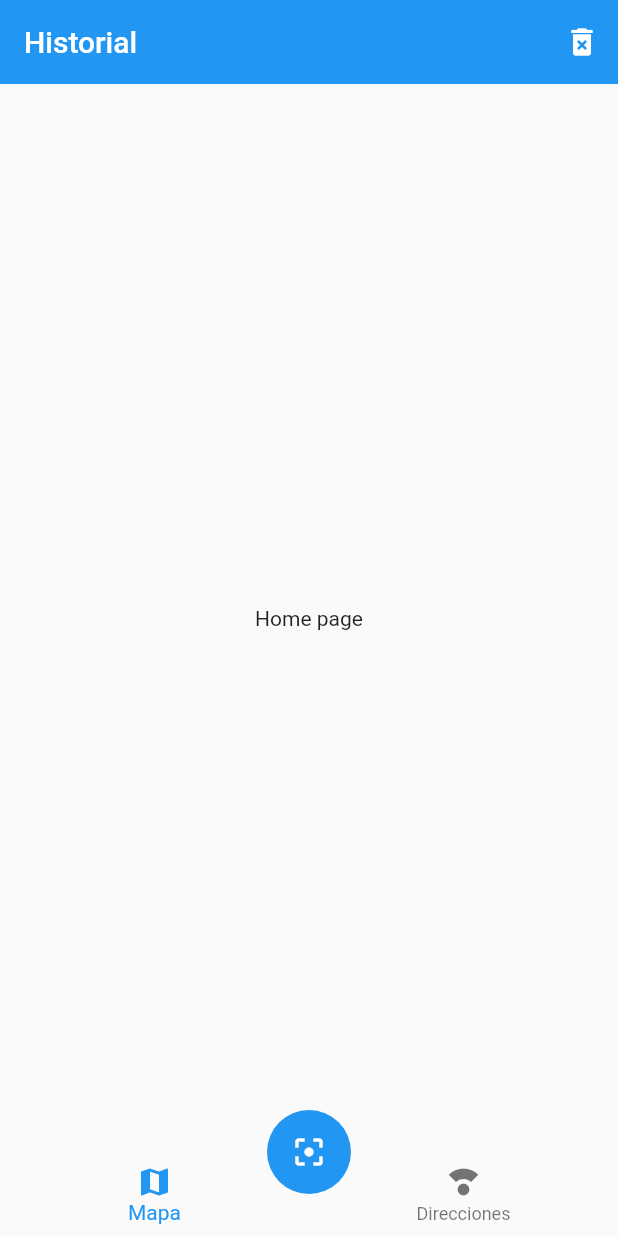
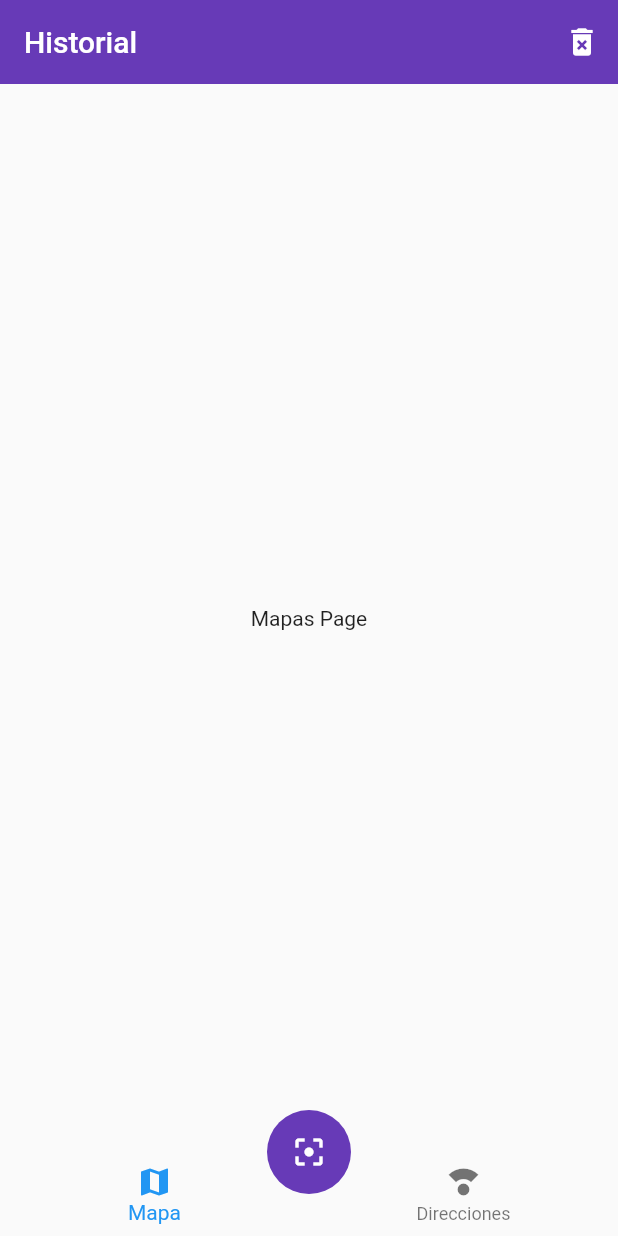
Before and after one commit to jguillermo/learn-flutter, a Flutter app: the screen it shows after launch, on a phone screen of 412 x 824 dp. Run offline on Flutter 3.47's test engine with Material 2 defaults, Android fonts, the phone set to English and light mode, and no system bars; our stand-ins replace flutter_swiper.

Commit message:
mapas provider

```diff
--- a/basic/qr_mapas/lib/main.dart
+++ b/basic/qr_mapas/lib/main.dart
@@ -1,12 +1,20 @@
 import 'package:flutter/material.dart';
+import 'package:provider/provider.dart';
 import 'package:qr_mapas/pages/home_page.dart';
+import 'package:qr_mapas/providers/ui_provider.dart';
 
 void main() => runApp(MyApp());
 
 class MyApp extends StatelessWidget {
   @override
   Widget build(BuildContext context) {
-    return MaterialApp(
+    return MultiProvider(
+      providers: [
+        ChangeNotifierProvider(
+          create: (_) => new UiProvider(),
+        )
+      ],
+      child: MaterialApp(
         debugShowCheckedModeBanner: false,
         title: 'Material App',
         initialRoute: '/',
@@ -14,6 +22,11 @@ class MyApp extends StatelessWidget {
           '/': (_) => HomePage(),
           // 'mapa': (_) => MapaPage(),
         },
+        theme: ThemeData(
+            primaryColor: Colors.deepPurple,
+            floatingActionButtonTheme: FloatingActionButtonThemeData(
+                backgroundColor: Colors.deepPurple)),
+      ),
     );
   }
 }
--- /dev/null
+++ b/basic/qr_mapas/lib/pages/direcciones_page.dart
@@ -0,0 +1,10 @@
+import 'package:flutter/material.dart';
+
+class DireccionesPage extends StatelessWidget {
+  @override
+  Widget build(BuildContext context) {
+    return Container(
+      child: Center(child: Text('Direcciones Page')),
+    );
+  }
+}
--- a/basic/qr_mapas/lib/pages/home_page.dart
+++ b/basic/qr_mapas/lib/pages/home_page.dart
@@ -1,4 +1,8 @@
 import 'package:flutter/material.dart';
+import 'package:provider/provider.dart';
+import 'package:qr_mapas/pages/direcciones_page.dart';
+import 'package:qr_mapas/pages/mapas_page.dart';
+import 'package:qr_mapas/providers/ui_provider.dart';
 import 'package:qr_mapas/widget/custom_navigatorbar.dart';
 import 'package:qr_mapas/widget/scan_button.dart';
 
@@ -16,12 +20,28 @@ class HomePage extends StatelessWidget {
           )
         ],
       ),
-      body: Center(
-        child: Text('Home page'),
-      ),
+      body: _HomePageBody(),
       bottomNavigationBar: CustomNavigatorBar(),
       floatingActionButton: ScanButton(),
       floatingActionButtonLocation: FloatingActionButtonLocation.centerDocked,
     );
   }
 }
+
+class _HomePageBody extends StatelessWidget {
+  @override
+  Widget build(BuildContext context) {
+    final uiProvider = Provider.of<UiProvider>(context);
+
+    final currentIndex = uiProvider.selectedMenuOpt;
+
+    switch (currentIndex) {
+      case 0:
+        return MapasPage();
+      case 1:
+        return DireccionesPage();
+      default:
+        return MapasPage();
+    }
+  }
+}
--- /dev/null
+++ b/basic/qr_mapas/lib/pages/mapas_page.dart
@@ -0,0 +1,10 @@
+import 'package:flutter/material.dart';
+
+class MapasPage extends StatelessWidget {
+  @override
+  Widget build(BuildContext context) {
+    return Container(
+      child: Center(child: Text('Mapas Page')),
+    );
+  }
+}
--- /dev/null
+++ b/basic/qr_mapas/lib/providers/ui_provider.dart
@@ -0,0 +1,14 @@
+import 'package:flutter/material.dart';
+
+class UiProvider extends ChangeNotifier {
+  int _selectedMenuOpt = 0;
+
+  int get selectedMenuOpt {
+    return this._selectedMenuOpt;
+  }
+
+  set selectedMenuOpt(int i) {
+    this._selectedMenuOpt = i;
+    notifyListeners();
+  }
+}
--- a/basic/qr_mapas/lib/widget/custom_navigatorbar.dart
+++ b/basic/qr_mapas/lib/widget/custom_navigatorbar.dart
@@ -1,10 +1,18 @@
 import 'package:flutter/material.dart';
+import 'package:provider/provider.dart';
+import 'package:qr_mapas/providers/ui_provider.dart';
 
 class CustomNavigatorBar extends StatelessWidget {
   @override
   Widget build(BuildContext context) {
+    final uiProvider = Provider.of<UiProvider>(context);
+
+    final currentIndex = uiProvider.selectedMenuOpt;
     return BottomNavigationBar(
-      currentIndex: 0,
+      onTap: (int i) {
+        uiProvider.selectedMenuOpt = i;
+      },
+      currentIndex: currentIndex,
       elevation: 0,
       items: <BottomNavigationBarItem>[
         BottomNavigationBarItem(icon: Icon(Icons.map), label: 'Mapa'),
--- a/basic/qr_mapas/pubspec.yaml
+++ b/basic/qr_mapas/pubspec.yaml
@@ -28,6 +28,7 @@ dependencies:
   # The following adds the Cupertino Icons font to your application.
   # Use with the CupertinoIcons class for iOS style icons.
   cupertino_icons: ^1.0.0
+  provider: ^4.3.3
 
 dev_dependencies:
   flutter_test:
```
Also changed, not shown: basic/qr_mapas/pubspec.lock. Lines whose indentation alone changed are shown as unchanged.
